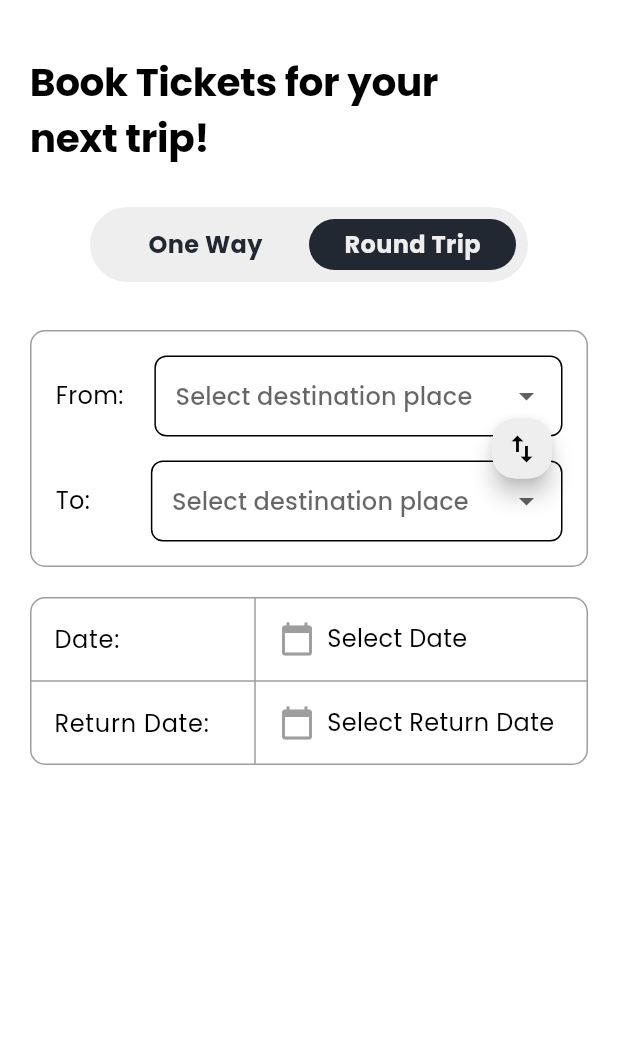
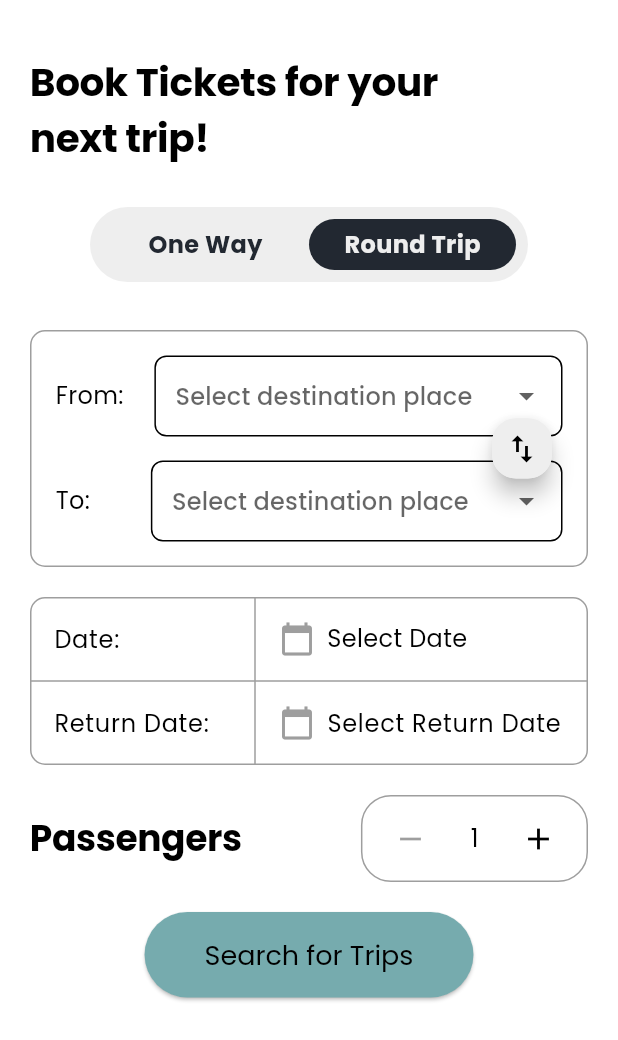
Before and after one commit to invins2003/toursandtravels, a Flutter app: the BookingPage screen opened directly, on a phone screen of 412 x 824 dp. Shown: the top 1040 px of the screen. Run offline on Flutter 3.47's test engine with Material 3 defaults, Android fonts, the phone set to English and light mode, and no system bars; our stand-ins replace badges, cached_network_image, carousel_slider, connectivity_plus, flutter_svg, get_storage; accounts and stored records are empty; network calls fail.

Commit message:
bookingpage done

```diff
--- a/lib/app.dart
+++ b/lib/app.dart
@@ -1,10 +1,5 @@
 import 'package:flutter/material.dart';
-// import 'package:toursandtravels/auth/Signin/login_page.dart';
-import 'package:toursandtravels/busbooking/view/bookingpage.dart';
-// import 'package:toursandtravels/busbooking/view/searchtripspage.dart';
-// import 'package:toursandtravels/routes/bottom_navbar.dart';
-// import 'package:toursandtravels/auth/Signin/login_page.dart';
-// import 'package:toursandtravels/routes/bottom_navbar.dart';
+import 'package:toursandtravels/routes/bottom_navbar.dart';
 import 'package:toursandtravels/utils/theme/theme.dart';
 
 class App extends StatelessWidget {
@@ -17,7 +12,7 @@ class App extends StatelessWidget {
       themeMode: ThemeMode.system,
       theme: TAppTheme.lightTheme,
       darkTheme: TAppTheme.darkTheme,
-       home:  const BookingPage(),
+       home:  const NavigationMenu(),
     );
   }
 }
--- a/lib/busbooking/view/bookingpage.dart
+++ b/lib/busbooking/view/bookingpage.dart
@@ -1,6 +1,8 @@
 import 'package:flutter/material.dart';
 import 'package:toursandtravels/busbooking/view/components/date_picker_widget.dart';
+import 'package:toursandtravels/busbooking/view/components/passengercount.dart';
 import 'package:toursandtravels/busbooking/view/components/to_from.dart';
+import 'package:toursandtravels/busbooking/view/searchtripspage.dart';
 import 'package:toursandtravels/utils/constant/colors.dart'; // Import the new widget
 
 class BookingPage extends StatefulWidget {
@@ -120,8 +122,34 @@ class _BookingPageState extends State<BookingPage> {
                 ),
               ),
               ToFromDropdownWidget(),
-              SizedBox(height: 20,),
-              DatePickerWidget(isRoundTrip: !tripType), // Use the new widget
+              const SizedBox(height: 20,),
+              DatePickerWidget(isRoundTrip: !tripType),
+              const SizedBox(height: 20,),
+              PassengerCounter(), // Use the new widget
+              const SizedBox(height: 20), // Add spacing before the button
+              Center(
+                child: ElevatedButton(
+                  onPressed: () {
+                    Navigator.push(
+                context,
+                MaterialPageRoute(builder: (context) => SearchTripsPage()),
+              );
+                    print('Search for Trips button pressed');
+                  },
+                  style: ElevatedButton.styleFrom(
+                    padding: const EdgeInsets.symmetric(horizontal: 40, vertical: 15),
+                    shape: RoundedRectangleBorder(
+                      borderRadius: BorderRadius.circular(32),
+                    ), // Use your theme color
+                  ),
+                  child: const Text(
+                    'Search for Trips',
+                    style: TextStyle(
+                      fontSize: 18,
+                    ),
+                  ),
+                ),
+              ),
             ],
           ),
         ),
--- a/lib/busbooking/view/components/date_picker_widget.dart
+++ b/lib/busbooking/view/components/date_picker_widget.dart
@@ -1,5 +1,6 @@
 import 'package:flutter/material.dart';
 import 'package:intl/intl.dart';
+
 
 class DatePickerWidget extends StatefulWidget {
   final bool isRoundTrip;
@@ -67,7 +68,7 @@ class _DatePickerWidgetState extends State<DatePickerWidget> {
                       _selectedDate == null
                           ? 'Select Date'
                           : DateFormat('yyyy-MM-dd').format(_selectedDate!),
-                      style: TextStyle(fontSize: 16),
+                      style: TextStyle(fontSize: 16,fontStyle: Theme.of(context).textTheme.displaySmall?.fontStyle),
                     ),
                   ],
                 ),
@@ -97,7 +98,7 @@ class _DatePickerWidgetState extends State<DatePickerWidget> {
                         _returnDate == null
                             ? 'Select Return Date'
                             : DateFormat('yyyy-MM-dd').format(_returnDate!),
-                        style: TextStyle(fontSize: 16),
+                        style: Theme.of(context).textTheme.bodyLarge,
                       ),
                     ],
                   ),
--- /dev/null
+++ b/lib/busbooking/view/components/passengercount.dart
@@ -0,0 +1,64 @@
+import 'package:flutter/material.dart';
+
+class PassengerCounter extends StatefulWidget {
+  @override
+  _PassengerCounterState createState() => _PassengerCounterState();
+}
+
+class _PassengerCounterState extends State<PassengerCounter> {
+  int _passengerCount = 1;
+
+  void _incrementPassenger() {
+    setState(() {
+      _passengerCount++;
+    });
+  }
+
+  void _decrementPassenger() {
+    if (_passengerCount > 1) {
+      setState(() {
+        _passengerCount--;
+      });
+    }
+  }
+
+  @override
+  Widget build(BuildContext context) {
+    return Row(
+      mainAxisAlignment: MainAxisAlignment.spaceBetween,
+      children: [
+        Text('Passengers', style: Theme.of(context).textTheme.displayLarge),
+        Container(
+          padding: EdgeInsets.symmetric(horizontal: 8, vertical: 4),
+          decoration: BoxDecoration(
+            border: Border.all(color: Colors.grey),
+            borderRadius: BorderRadius.circular(20), // Curved border
+          ),
+          child: Row(
+            children: [
+              IconButton(
+                icon: Icon(Icons.remove),
+                onPressed: _passengerCount > 1 ? _decrementPassenger : null, // Disable if count is 1
+                splashRadius: 20,
+                padding: EdgeInsets.zero,
+              ),
+              Container(
+                padding: EdgeInsets.symmetric(horizontal: 16, vertical: 8),
+                child: Text(
+                  '$_passengerCount',
+                  style: TextStyle(fontSize: 16),
+                ),
+              ),
+              IconButton(
+                icon: Icon(Icons.add),
+                onPressed: _incrementPassenger,
+                splashRadius: 20,
+                padding: EdgeInsets.zero,
+              ),
+            ],
+          ),
+        ),
+      ],
+    );
+  }
+}
--- a/lib/busbooking/view/components/to_from.dart
+++ b/lib/busbooking/view/components/to_from.dart
@@ -80,11 +80,11 @@ class _ToFromDropdownWidgetState extends State<ToFromDropdownWidget> {
                         value: place,
                         child: Text(
                           place,
-                            style: TextStyle(color: TColors.accentDark), // Change text color here
+                          style: TextStyle(fontStyle: Theme.of(context).textTheme.displaySmall?.fontStyle), // Change text color here
                         ),
                       );
                     }).toList(),
-                      dropdownColor: TColors.primaryDark, // Optional: Set background color of the dropdown menu
+                    dropdownColor: Colors.grey, // Optional: Set background color of the dropdown menu
                     iconSize: 24, // Adjust the icon size if needed
                     isExpanded: true, // Make the dropdown button occupy the full width
                   ),
@@ -128,11 +128,11 @@ class _ToFromDropdownWidgetState extends State<ToFromDropdownWidget> {
                         value: place,
                         child: Text(
                           place,
-                            style: TextStyle(color: TColors.accentDark), // Change text color here
+                          style: TextStyle(fontStyle: Theme.of(context).textTheme.displaySmall?.fontStyle), // Change text color here
                         ),
                       );
                     }).toList(),
-                      dropdownColor: TColors.primaryDark, // Optional: Set background color of the dropdown menu
+                    dropdownColor: Colors.grey, // Optional: Set background color of the dropdown menu
                     iconSize: 24, // Adjust the icon size if needed
                     isExpanded: true, // Make the dropdown button occupy the full width
                   ),
--- a/lib/utils/theme/customTheme/text_theme.dart
+++ b/lib/utils/theme/customTheme/text_theme.dart
@@ -7,7 +7,8 @@ class TTextTheme {
     bodyLarge: TextStyle(color: Colors.black, fontFamily: 'Poppins'), // was bodyText1
     bodyMedium: TextStyle(color: Colors.black, fontFamily: 'Poppins'), // was bodyText2
     displayLarge: TextStyle(color: Colors.black, fontFamily: 'Poppins', fontWeight: FontWeight.bold, fontSize: 24), // was headline1
-    headlineSmall: TextStyle(color: Colors.black, fontFamily: 'Poppins', fontSize: 20), // was headline6
+    headlineSmall: TextStyle(color: Colors.black, fontFamily: 'Poppins', fontSize: 20),
+    displaySmall: TextStyle(color:Colors.white,fontFamily: 'Poppins') // was headline6
     // Add other text styles as needed
   );
 
@@ -16,6 +17,6 @@ class TTextTheme {
     bodyMedium: TextStyle(color: Colors.white, fontFamily: 'Poppins'), // was bodyText2
     displayLarge: TextStyle(color: Colors.white, fontFamily: 'Poppins', fontWeight: FontWeight.bold, fontSize: 24), // was headline1
     headlineSmall: TextStyle(color: Colors.white, fontFamily: 'Poppins', fontSize: 20), // was headline6
-    // Add other text styles as needed
+    displaySmall: TextStyle(color:Colors.black,fontFamily: 'Poppins')// Add other text styles as needed
   );
 }
```
Lines whose indentation alone changed are shown as unchanged.
